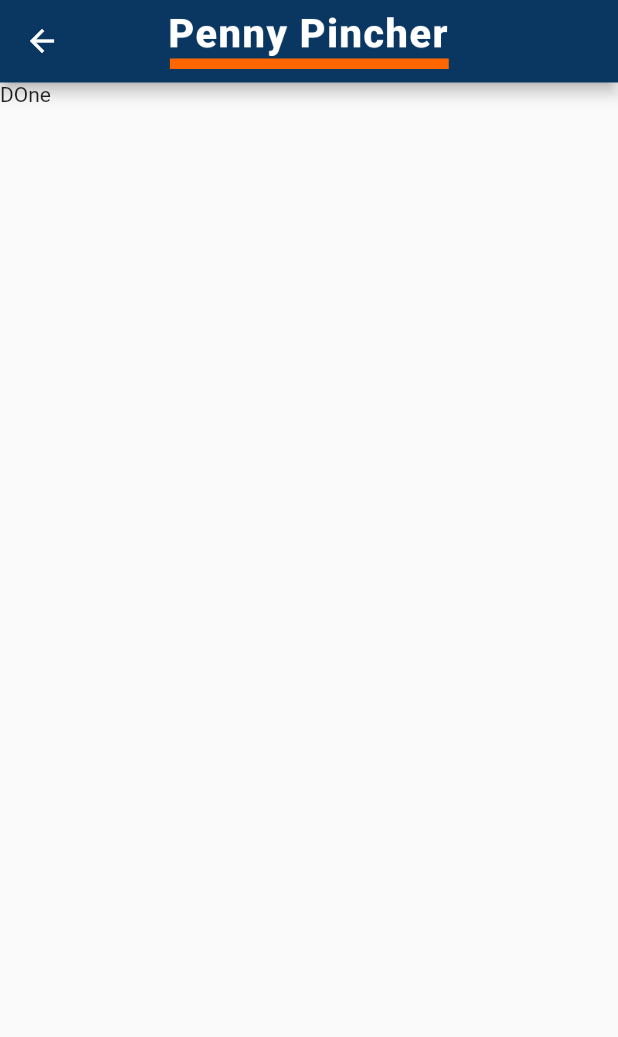
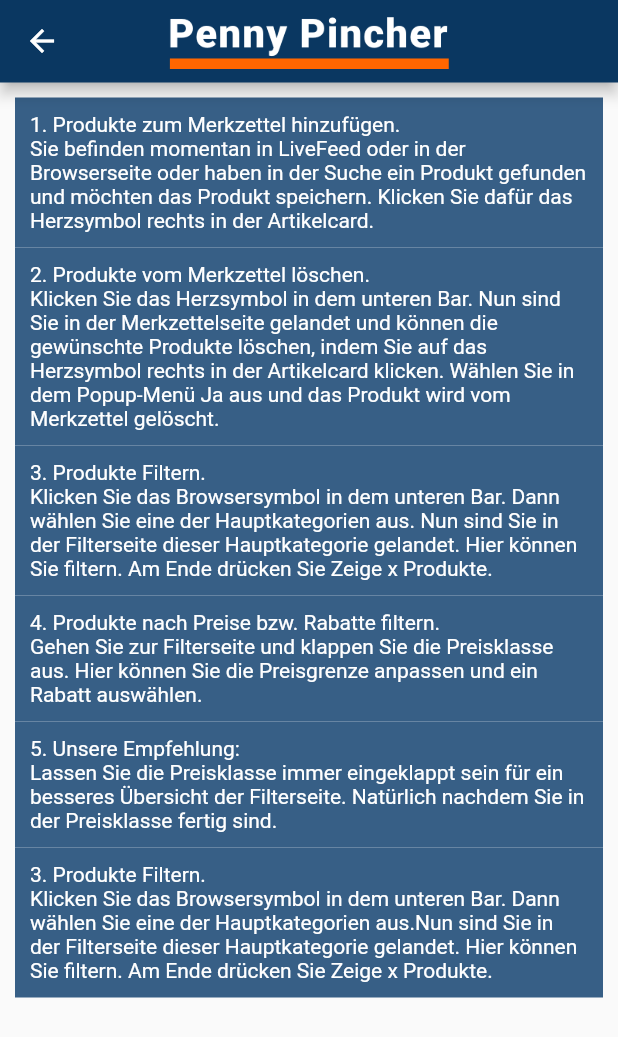
Before and after one commit to dimitarKolev99/flutter_project, a Flutter app: the Help screen opened directly, on a phone screen of 412 x 824 dp. Shown: the top 1037 px of the screen. Run offline on Flutter 3.47's test engine with Material 2 defaults, Android fonts, the phone set to English and light mode, and no system bars; our stand-ins replace flutter_local_notifications, google_fonts, line_awesome_flutter, material_design_icons_flutter, mobx, shared_preferences and 1 more; accounts and stored records are empty.

Commit message:
Add help in help :D

```diff
--- a/lib/view/help.dart
+++ b/lib/view/help.dart
@@ -29,7 +29,74 @@ class _HelpState extends State<Help> {
     return Scaffold(
       //ScreenUtil.init(context, height:896, width:414, allowFontScaling: true);
         appBar: ExtendedViewAppBar(),
-        body: Text("DOne"),
+        body: ListView(
+          padding: EdgeInsets.all(10),
+          children: <Widget> [
+            Container(
+              padding: EdgeInsets.all(10),
+              color: ThemeChanger.lightBlue,
+              child: Text("1. Produkte zum Merkzettel hinzufügen.\n"
+                  "Sie befinden momentan in LiveFeed oder in der Browserseite oder haben in der Suche ein Produkt gefunden "
+                  "und möchten das Produkt speichern. Klicken Sie dafür das Herzsymbol rechts in der Artikelcard.",
+              style: TextStyle(
+                  color: ThemeChanger.textColor,
+              )),
+            ),
+            Container(
+              padding: EdgeInsets.all(10),
+              color: ThemeChanger.lightBlue,
+              child: Text("2. Produkte vom Merkzettel löschen.\n"
+                  "Klicken Sie das Herzsymbol in dem unteren Bar. Nun sind Sie in der Merkzettelseite gelandet und "
+                  "können die gewünschte Produkte löschen, indem Sie auf das Herzsymbol rechts in der Artikelcard klicken. "
+                  "Wählen Sie in dem Popup-Menü Ja aus und das Produkt wird vom Merkzettel gelöscht.",
+                  style: TextStyle(
+                    color: ThemeChanger.textColor,
+                  )),
+            ),
+            Container(
+              padding: EdgeInsets.all(10),
+              color: ThemeChanger.lightBlue,
+              child: Text("3. Produkte Filtern.\n"
+                  "Klicken Sie das Browsersymbol in dem unteren Bar. Dann wählen Sie eine der Hauptkategorien aus. "
+                  "Nun sind Sie in der Filterseite dieser Hauptkategorie gelandet. "
+                  "Hier können Sie filtern. Am Ende drücken Sie Zeige x Produkte.",
+                  style: TextStyle(
+                    color: ThemeChanger.textColor,
+                  )),
+            ),
+            Container(
+              padding: EdgeInsets.all(10),
+              color: ThemeChanger.lightBlue,
+              child: Text("4. Produkte nach Preise bzw. Rabatte filtern.\n"
+                  "Gehen Sie zur Filterseite und klappen Sie die Preisklasse aus. "
+                  "Hier können Sie die Preisgrenze anpassen und ein Rabatt auswählen.",
+                  style: TextStyle(
+                    color: ThemeChanger.textColor,
+                  )),
+            ),
+            Container(
+              padding: EdgeInsets.all(10),
+              color: ThemeChanger.lightBlue,
+              child: Text("5. Unsere Empfehlung:\n"
+                  "Lassen Sie die Preisklasse immer eingeklappt sein für ein besseres Übersicht der Filterseite. "
+                  "Natürlich nachdem Sie in der Preisklasse fertig sind.",
+                  style: TextStyle(
+                    color: ThemeChanger.textColor,
+                  )),
+            ),
+            Container(
+              padding: EdgeInsets.all(10),
+              color: ThemeChanger.lightBlue,
+              child: Text("3. Produkte Filtern. \n"
+                  "Klicken Sie das Browsersymbol in dem unteren Bar. Dann wählen Sie eine der Hauptkategorien aus."
+                  "Nun sind Sie in der Filterseite dieser Hauptkategorie gelandet. "
+                  "Hier können Sie filtern. Am Ende drücken Sie Zeige x Produkte.",
+                  style: TextStyle(
+                    color: ThemeChanger.textColor,
+                  )),
+            ),
+          ],
+        ),
     );
   }
 }
```
